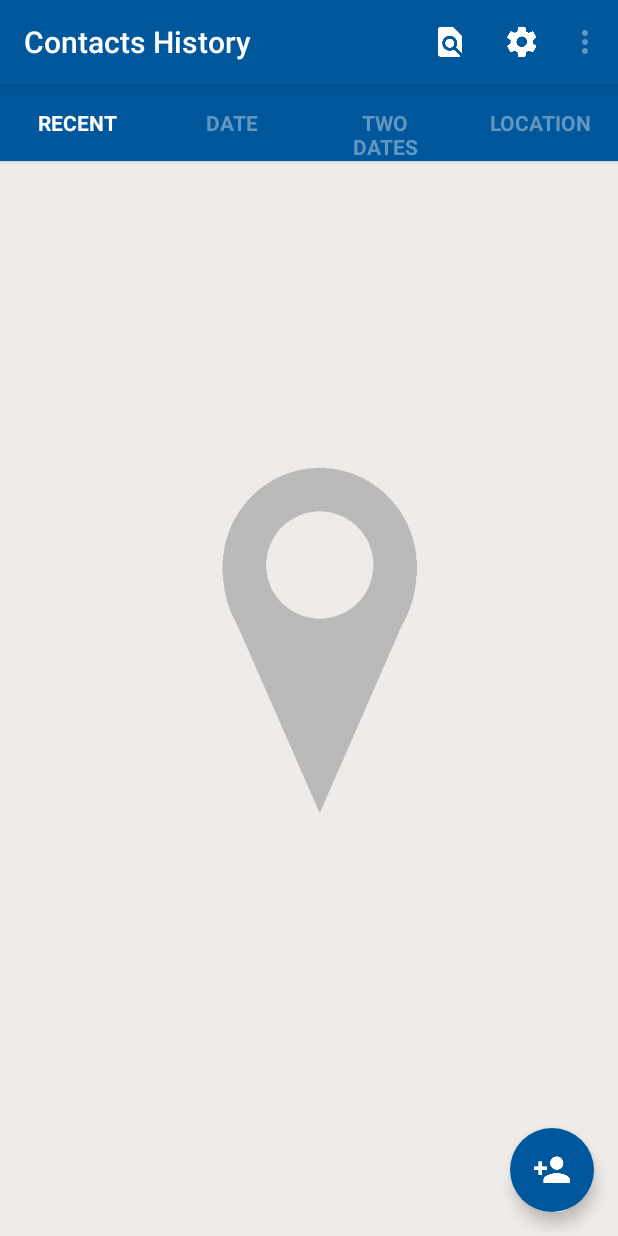
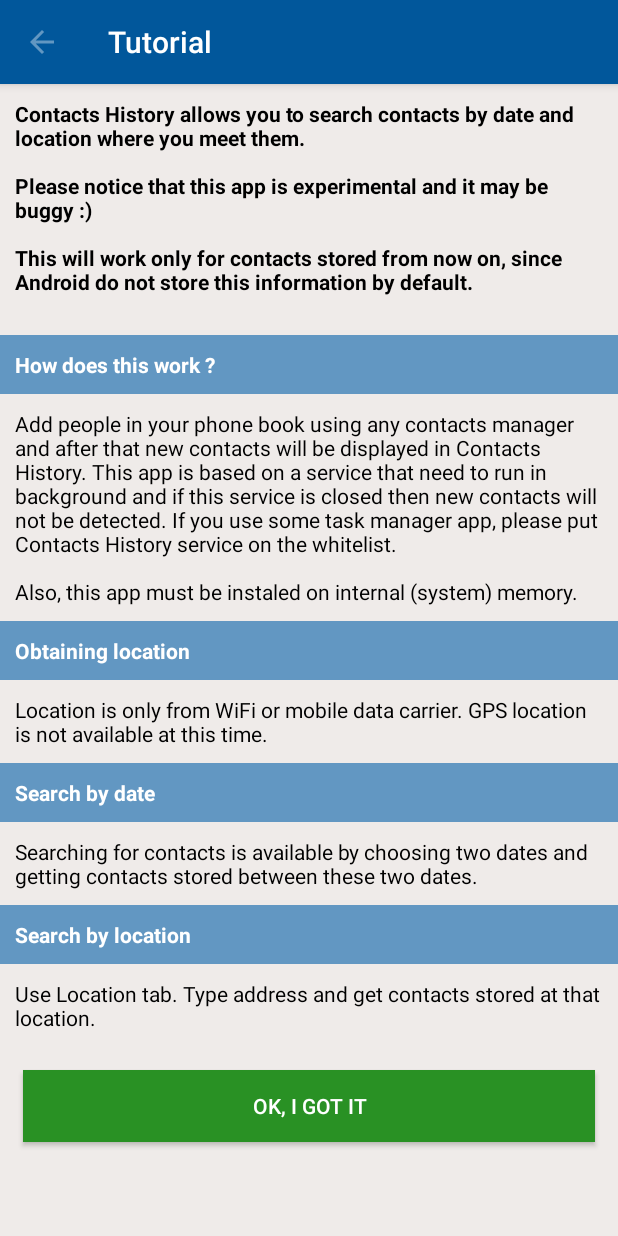
Before and after one commit to raducupop/contactshistory, an Android app: the screen it shows after launch (MainActivity before the commit, TutorialActivity after it), on a phone screen of 412 x 824 dp. Run offline under Robolectric (Android 15) with nearby library versions, the phone set to English and light mode, and no system bars; pictures from the network do not load.

Commit message:
Release v1.0.1

```diff
--- a/app/build.gradle
+++ b/app/build.gradle
@@ -2,7 +2,7 @@ apply plugin: 'com.android.application'
 
 android {
     compileSdkVersion 22
-    buildToolsVersion "23.0.1"
+    //buildToolsVersion "23.0.1"
 
     defaultConfig {
         applicationId "com.contactshistory"
--- a/app/src/main/AndroidManifest.xml
+++ b/app/src/main/AndroidManifest.xml
@@ -1,8 +1,8 @@
 <?xml version="1.0" encoding="utf-8"?>
 <manifest xmlns:android="http://schemas.android.com/apk/res/android"
     package="com.contactshistory"
-    android:versionCode="100"
-    android:versionName="1.0.0">
+    android:versionCode="101"
+    android:versionName="1.0.1">
 
     <uses-sdk
         android:minSdkVersion="14"
--- a/app/src/main/java/com/contactshistory/MainActivity.java
+++ b/app/src/main/java/com/contactshistory/MainActivity.java
@@ -27,9 +27,8 @@ import android.view.View;
 
 public class MainActivity extends ActionBarActivity {
 
-    SharedPreferences runpref, deftab;
+    SharedPreferences firstrun, deftab;
     public static Context appcontext;
-
 
     Toolbar toolbar;
     ViewPager pager;
@@ -99,7 +98,8 @@ public class MainActivity extends ActionBarActivity {
         appcontext = getApplicationContext();
         Context context = this.getApplicationContext();
 
-        runpref = context.getSharedPreferences("firstRunPrefs", 0); //0 = mode private. only this app can read these preferences
+        firstrun = context.getSharedPreferences("firstRun_tutorial", 0); //0 = mode private. only this app can read these preferences
+
         deftab = context.getSharedPreferences("tabPrefes",0);
 
         Intent startServiceIntent = new Intent(this, HistoryService.class);
@@ -129,6 +129,10 @@ public class MainActivity extends ActionBarActivity {
             SharedPreferences.Editor edit = deftab.edit();
             edit.putInt("default_tab", 0);
             edit.commit();
+
+            Intent startTutorial = new Intent(MainActivity.this, TutorialActivity.class);
+            MainActivity.this.startActivity(startTutorial);
+
 
             setNotFirst();
         }
@@ -188,68 +192,68 @@ public class MainActivity extends ActionBarActivity {
         }
 
 
-        String locationProviders = Settings.Secure.getString(getContentResolver(), Settings.Secure.LOCATION_PROVIDERS_ALLOWED);
+//        String locationProviders = Settings.Secure.getString(getContentResolver(), Settings.Secure.LOCATION_PROVIDERS_ALLOWED);
+//
+//        if (locationProviders == null || locationProviders.equals("")) {
+//
+//
+//            final AlertDialog.Builder location_err = new AlertDialog.Builder(this, R.style.AppCompatAlertDialogStyle);
+//            location_err.setTitle(getResources().getString(R.string.warning_location_title))
+//                    .setMessage(getResources().getString(R.string.warning_location_text))
+//                    .setPositiveButton(getResources().getString(R.string.warning_location_positive_btn), new DialogInterface.OnClickListener() {
+//                        public void onClick(DialogInterface dialog, int id) {
+//
+//                            startActivity(new Intent(Settings.ACTION_LOCATION_SOURCE_SETTINGS));
+//
+//                        }
+//                    })
+//                    .setNeutralButton(getResources().getString(R.string.warning_location_neutral_btn), new DialogInterface.OnClickListener() {
+//                        public void onClick(DialogInterface dialog, int id) {
+//
+//                        }
+//                    });
+//
+//            location_err.setIcon(R.drawable.ic_warning_black_24dp);
+//            location_err.show();
+//
+//        }
 
-        if (locationProviders == null || locationProviders.equals("")) {
-
-
-            final AlertDialog.Builder location_err = new AlertDialog.Builder(this, R.style.AppCompatAlertDialogStyle);
-            location_err.setTitle(getResources().getString(R.string.warning_location_title))
-                    .setMessage(getResources().getString(R.string.warning_location_text))
-                    .setPositiveButton(getResources().getString(R.string.warning_location_positive_btn), new DialogInterface.OnClickListener() {
-                        public void onClick(DialogInterface dialog, int id) {
-
-                            startActivity(new Intent(Settings.ACTION_LOCATION_SOURCE_SETTINGS));
-
-                        }
-                    })
-                    .setNeutralButton(getResources().getString(R.string.warning_location_neutral_btn), new DialogInterface.OnClickListener() {
-                        public void onClick(DialogInterface dialog, int id) {
-
-                        }
-                    });
-
-            location_err.setIcon(R.drawable.ic_warning_black_24dp);
-            location_err.show();
-
-        }
-
-        ConnectivityManager connMgr = (ConnectivityManager) getSystemService(CONNECTIVITY_SERVICE);
-        NetworkInfo wifi_con = connMgr.getNetworkInfo(ConnectivityManager.TYPE_WIFI);
-        NetworkInfo data_con = connMgr.getNetworkInfo(ConnectivityManager.TYPE_MOBILE);
-
-        if (!wifi_con.isConnected() && !data_con.isConnected())
-        {
-
-            final AlertDialog.Builder connection_err = new AlertDialog.Builder(this, R.style.AppCompatAlertDialogStyle);
-            connection_err.setTitle(getResources().getString(R.string.warning_conn_title))
-                    .setMessage(getResources().getString(R.string.warning_conn_text))
-                    .setPositiveButton(getResources().getString(R.string.warning_conn_positive_btn), new DialogInterface.OnClickListener() {
-                        public void onClick(DialogInterface dialog, int id) {
-
-                            startActivity(new Intent(Settings.ACTION_WIFI_SETTINGS));
-
-                        }
-                    })
-
-                    .setNegativeButton(getResources().getString(R.string.warning_conn_negative_btn), new DialogInterface.OnClickListener() {
-                        public void onClick(DialogInterface dialog, int id) {
-
-                            startActivity(new Intent(Settings.ACTION_SETTINGS));
-
-                        }
-                    })
-
-                    .setNeutralButton(getResources().getString(R.string.warning_conn_neutral_btn), new DialogInterface.OnClickListener() {
-                        public void onClick(DialogInterface dialog, int id) {
-
-                        }
-                    });
-
-            connection_err.setIcon(R.drawable.ic_warning_black_24dp);
-            connection_err.show();
-
-        }
+//        ConnectivityManager connMgr = (ConnectivityManager) getSystemService(CONNECTIVITY_SERVICE);
+//        NetworkInfo wifi_con = connMgr.getNetworkInfo(ConnectivityManager.TYPE_WIFI);
+//        NetworkInfo data_con = connMgr.getNetworkInfo(ConnectivityManager.TYPE_MOBILE);
+//
+//        if (!wifi_con.isConnected() && !data_con.isConnected())
+//        {
+//
+//            final AlertDialog.Builder connection_err = new AlertDialog.Builder(this, R.style.AppCompatAlertDialogStyle);
+//            connection_err.setTitle(getResources().getString(R.string.warning_conn_title))
+//                    .setMessage(getResources().getString(R.string.warning_conn_text))
+//                    .setPositiveButton(getResources().getString(R.string.warning_conn_positive_btn), new DialogInterface.OnClickListener() {
+//                        public void onClick(DialogInterface dialog, int id) {
+//
+//                            startActivity(new Intent(Settings.ACTION_WIFI_SETTINGS));
+//
+//                        }
+//                    })
+//
+//                    .setNegativeButton(getResources().getString(R.string.warning_conn_negative_btn), new DialogInterface.OnClickListener() {
+//                        public void onClick(DialogInterface dialog, int id) {
+//
+//                            startActivity(new Intent(Settings.ACTION_SETTINGS));
+//
+//                        }
+//                    })
+//
+//                    .setNeutralButton(getResources().getString(R.string.warning_conn_neutral_btn), new DialogInterface.OnClickListener() {
+//                        public void onClick(DialogInterface dialog, int id) {
+//
+//                        }
+//                    });
+//
+//            connection_err.setIcon(R.drawable.ic_warning_black_24dp);
+//            connection_err.show();
+//
+//        }
 
         SharedPreferences.Editor edit = deftab.edit();
         edit.putInt("default_tab", 0);
@@ -281,11 +285,13 @@ public class MainActivity extends ActionBarActivity {
     }
 
     public boolean getFirstRun() {
-        return runpref.getBoolean("firstRun", true);
+
+        return firstrun.getBoolean("firstRun", true);
+
     }
 
     public void setNotFirst() {
-        SharedPreferences.Editor edit = runpref.edit();
+        SharedPreferences.Editor edit = firstrun.edit();
         edit.putBoolean("firstRun", false);
         edit.commit();
     }
--- a/app/src/main/java/com/contactshistory/SettingsFragment.java
+++ b/app/src/main/java/com/contactshistory/SettingsFragment.java
@@ -14,7 +14,6 @@ public class SettingsFragment extends PreferenceFragment {
         super.onCreate(savedInstanceState);
 
         addPreferencesFromResource(R.xml.settings_screen);
-
 
 
         final CheckBoxPreference checkboxPref = (CheckBoxPreference) getPreferenceManager().findPreference("prefDisplayIcon");
--- a/app/src/main/java/com/contactshistory/TutorialActivity.java
+++ b/app/src/main/java/com/contactshistory/TutorialActivity.java
@@ -3,6 +3,8 @@ package com.contactshistory;
 import android.os.Bundle;
 import android.support.v7.app.ActionBarActivity;
 import android.support.v7.widget.Toolbar;
+import android.view.View;
+import android.widget.Button;
 
 public class TutorialActivity extends ActionBarActivity {
 
@@ -19,6 +21,17 @@ public class TutorialActivity extends ActionBarActivity {
         getSupportActionBar().setDisplayHomeAsUpEnabled(true);
         getSupportActionBar().setDisplayShowHomeEnabled(true);
 
+        Button okButton = (Button) findViewById(R.id.ok);
+        okButton.setOnClickListener(new View.OnClickListener() {
+            @Override
+            public void onClick(View view) {
+
+                TutorialActivity.this.finish();
+            }
+
+
+        });
+
     }
 
 }
--- a/app/src/main/res/layout/tutorial_layout.xml
+++ b/app/src/main/res/layout/tutorial_layout.xml
@@ -1,5 +1,6 @@
 <?xml version="1.0" encoding="utf-8"?>
 <LinearLayout xmlns:android="http://schemas.android.com/apk/res/android"
+    xmlns:tools="http://schemas.android.com/tools"
     android:layout_width="match_parent"
     android:layout_height="match_parent"
     android:orientation="vertical"
@@ -29,13 +30,15 @@
                 android:textColor="@color/tutorial_text"
                 android:text="@string/tutorial_main"
                 android:id="@+id/MainTextView1"
-                android:padding="10dp" />
+                android:padding="10dp"
+                android:fontFamily="sans-serif"
+                android:textStyle="normal|bold" />
 
             <TextView
                 android:layout_width="fill_parent"
                 android:layout_height="wrap_content"
                 android:textAppearance="?android:attr/textAppearanceSmall"
-                android:textColor="@color/tutorial_text"
+                android:textColor="@color/tutorial_header"
                 android:text="@string/tutorial_header1"
                 android:id="@+id/HeaderTextView1"
                 android:textStyle="bold"
@@ -58,7 +61,7 @@
                 android:layout_height="wrap_content"
                 android:textAppearance="?android:attr/textAppearanceSmall"
                 android:background="@color/toolbar_owerflow_icon"
-                android:textColor="@color/tutorial_text"
+                android:textColor="@color/tutorial_header"
                 android:text="@string/tutorial_header2"
                 android:id="@+id/HeaderTextView2"
                 android:textStyle="bold"
@@ -80,7 +83,7 @@
                 android:layout_height="wrap_content"
                 android:textAppearance="?android:attr/textAppearanceSmall"
                 android:background="@color/toolbar_owerflow_icon"
-                android:textColor="@color/tutorial_text"
+                android:textColor="@color/tutorial_header"
                 android:text="@string/tutorial_header3"
                 android:id="@+id/HeaderTextView3"
                 android:textStyle="bold"
@@ -102,14 +105,14 @@
                 android:layout_height="wrap_content"
                 android:textAppearance="?android:attr/textAppearanceSmall"
                 android:background="@color/toolbar_owerflow_icon"
-                android:textColor="@color/tutorial_text"
+                android:textColor="@color/tutorial_header"
                 android:text="@string/tutorial_header4"
                 android:id="@+id/HeaderTextView4"
                 android:textStyle="bold"
                 android:padding="10dp" />
 
 
-                            <TextView
+            <TextView
                                 android:layout_width="fill_parent"
                                 android:layout_height="wrap_content"
                                 android:textAppearance="?android:attr/textAppearanceSmall"
@@ -118,6 +121,15 @@
                                 android:id="@+id/TextView4"
                                 android:padding="10dp" />
 
+            <Button
+                android:layout_width="match_parent"
+                android:layout_height="wrap_content"
+                android:background="@color/tutorial_ok"
+                android:id="@+id/ok"
+                android:text="@string/tutorial_ok_button"
+                android:textColor="@color/tutorial_header"
+                android:layout_margin="15dp" />
+
 
         </LinearLayout>
     </ScrollView>
--- a/app/src/main/res/values/colors.xml
+++ b/app/src/main/res/values/colors.xml
@@ -17,6 +17,8 @@
 
     <color name="text_other">#01579b</color>
     <color name="tutorial_text">#000000</color>
+    <color name="tutorial_header">#ffffff</color>
+    <color name="tutorial_ok">#299124</color>
 
     <color name="list_text_main">#01579b</color>
     <color name="list_text">#000000</color>
--- a/app/src/main/res/values/strings.xml
+++ b/app/src/main/res/values/strings.xml
@@ -2,7 +2,7 @@
 <resources>
 
     <string name="app_name" translatable="false">Contacts History</string>
-    <string name="app_version" translatable="false">v1.0.0</string>
+    <string name="app_version" translatable="false">v1.0.1</string>
     <string name="app_cr_text" translatable="false">© 2016 POP SOFTWARE</string>
 
     <string name="action_settings">Settings</string>
@@ -155,7 +155,7 @@
 
     <!-- Tutorial text -->
 
-    <string name="tutorial_main">Contacts History allows you to search contacts by date and location where you meet them.\n\n</string>
+    <string name="tutorial_main">Contacts History allows you to search contacts by date and location where you meet them.\n\nPlease notice that this app is experimental and it may be buggy :)\n\nThis will work only for contacts stored from now on, since Android do not store this information by default.\n</string>
 
     <string name="tutorial_header1">How does this work ?</string>
     <string name="tutorial_header2">Obtaining location</string>
@@ -166,6 +166,8 @@
     <string name="tutorial_content2">Location is only from WiFi or mobile data carrier. GPS location is not available at this time.</string>
     <string name="tutorial_content3">Searching for contacts is available by choosing two dates and getting contacts stored between these two dates.</string>
     <string name="tutorial_content4">Use "Location" tab. Type address and get contacts stored at that location.</string>
+
+    <string name="tutorial_ok_button">OK, I GOT IT</string>
 
     <!-- Date Util -->
 	<string name="date_util_term_less">Less than</string>
--- a/app/src/main/res/xml/settings_screen.xml
+++ b/app/src/main/res/xml/settings_screen.xml
@@ -97,7 +97,7 @@
             android:key="prefDisplayIcon"
             android:summary="@string/setting_icon_summary"
             android:title="@string/setting_icon"
-            android:defaultValue="true" />
+            android:defaultValue="false" />
 
     </PreferenceCategory>
 
```
Also changed, not shown: app/src/main/java/com/contactshistory/HistoryService.java (+4 -5 lines), build.gradle (+6 -1 lines), gradle/wrapper/gradle-wrapper.properties, 3 other files.
